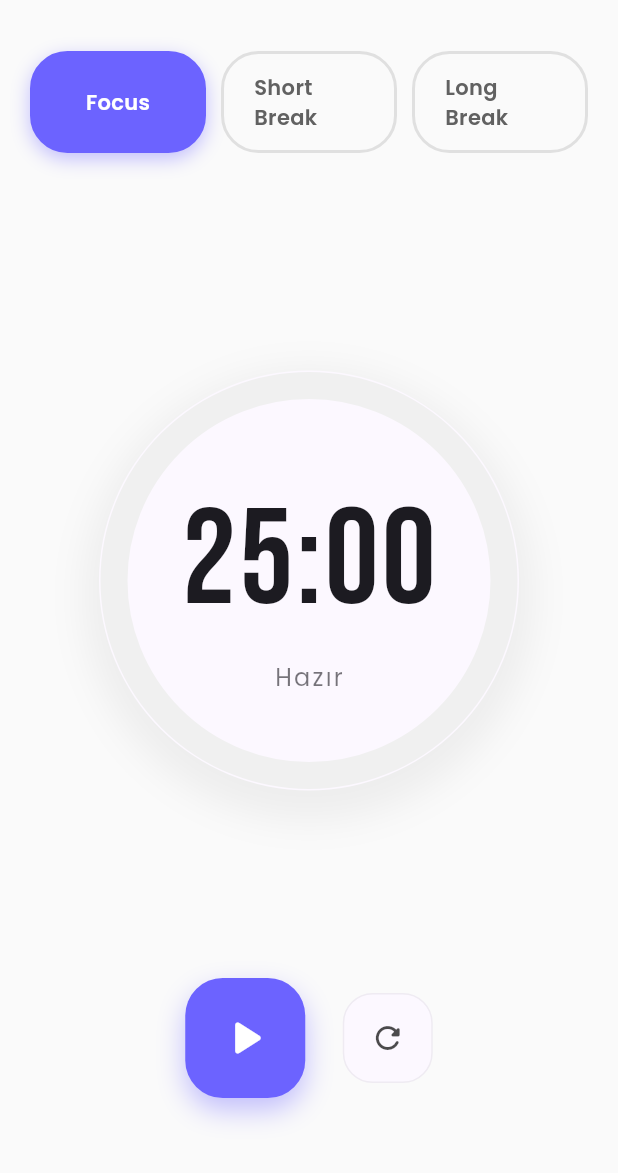
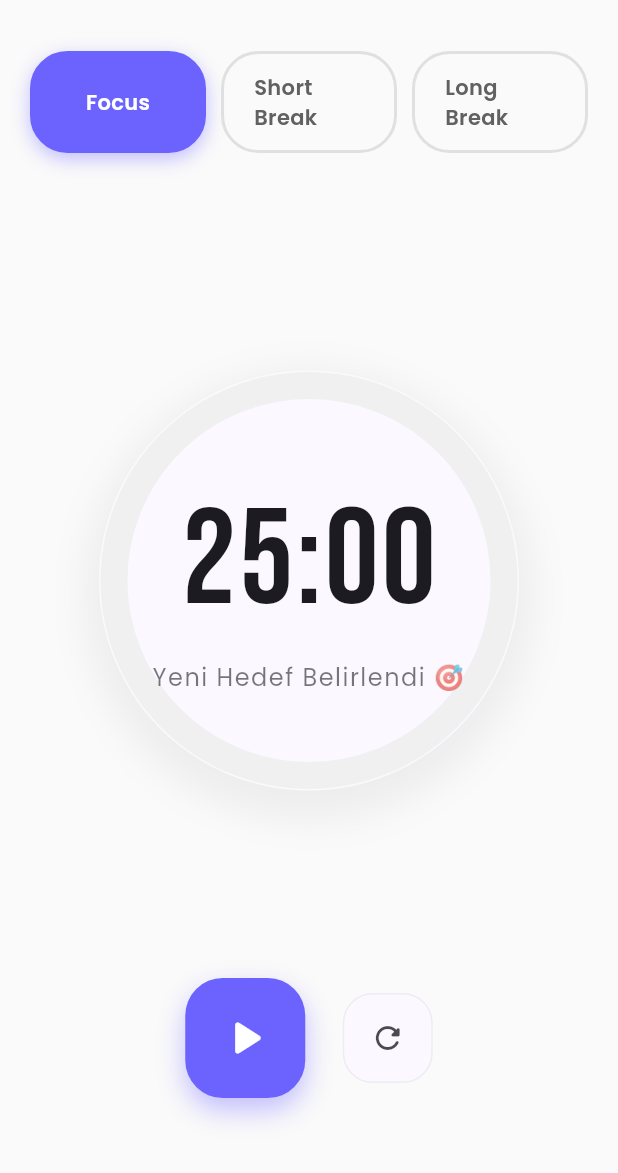
Before and after one commit to HarunMercan1/pomodoro_app, a Flutter app: the screen it shows after launch, after a tap on the "play arrow" icon, after a tap on the "refresh" icon, after a tap on "Focus", on a phone screen of 412 x 824 dp, the part 63-1236 px from its top. Run offline on Flutter 3.47's test engine with Material 3 defaults, Android fonts, the phone set to English and light mode, and no system bars; our stand-ins replace audioplayers, confetti, google_fonts.

Commit message:
feat: add dynamic motivational quotes functionality

```diff
--- a/lib/providers/timer_provider.dart
+++ b/lib/providers/timer_provider.dart
@@ -1,55 +1,81 @@
 import 'dart:async';
+import 'dart:math'; // <--- Random için gerekli
 import 'package:flutter/material.dart';
 import 'package:audioplayers/audioplayers.dart';
 
 class TimerProvider with ChangeNotifier {
-  // Varsayılan süreler (Dakika cinsinden)
   static const int defaultWorkTime = 25;
   static const int defaultShortBreak = 5;
   static const int defaultLongBreak = 15;
-  final AudioPlayer _audioPlayer = AudioPlayer(); // Ses oynatıcımız
 
-  // Anlık sayaç süresi (Saniye cinsinden tutacağız, yönetmesi kolay olsun)
   int _remainingSeconds = defaultWorkTime * 60;
+  int _selectedTimeInMinutes = defaultWorkTime;
 
-  // Kullanıcının seçtiği hedef süre (İleride ayarlar sayfasından değiştireceğiz)
-  int _selectedTimeInMinutes = defaultWorkTime;
+  // YENİ: Başlangıç mesajımız
+  String _currentMotivation = "Hadi Başlayalım! 🚀";
 
   Timer? _timer;
   bool _isRunning = false;
+  final AudioPlayer _audioPlayer = AudioPlayer();
 
-  // Dışarıdan verilere erişmek için "Getter"lar
   int get remainingSeconds => _remainingSeconds;
   bool get isRunning => _isRunning;
+  String get currentMotivation => _currentMotivation; // <--- Dışarıya açtık
 
-  // Süreyi ekranda "25:00" gibi göstermek için yardımcı fonksiyon
+  // Hangi sürenin seçili olduğunu dışarıya söyleyen değişken
+  int get currentDuration => _selectedTimeInMinutes;
+
+  // İlerleme çubuğu
+  double get progress {
+    if (_selectedTimeInMinutes == 0) return 0;
+    int totalSeconds = _selectedTimeInMinutes * 60;
+    return 1 - (_remainingSeconds / totalSeconds);
+  }
+
   String get timeLeftString {
     int minutes = _remainingSeconds ~/ 60;
     int seconds = _remainingSeconds % 60;
-    // 9 saniye kaldıysa "9" değil "09" göstersin diye padLeft kullanıyoruz
     return '${minutes.toString().padLeft(2, '0')}:${seconds.toString().padLeft(2, '0')}';
   }
 
-  // --- FONKSİYONLAR ---
+  // --- SÖZ BANKASI ---
+  final List<String> _quotes = [
+    "Başlamak bitirmenin yarısıdır!",
+    "Bugün harika işler çıkaracaksın.",
+    "Odaklan ve başar.",
+    "Hayallerin için çalış.",
+    "Asla pes etme!",
+    "Gelecekteki sen sana teşekkür edecek.",
+    "Biraz daha gayret!",
+    "Sadece yap!",
+  ];
+
+  void _changeQuote() {
+    // Listeden rastgele bir söz seç
+    _currentMotivation = _quotes[Random().nextInt(_quotes.length)];
+  }
 
   void startTimer(String soundPath) {
     if (_timer != null) return;
 
-    _timer = Timer.periodic(const Duration(milliseconds: 1), (timer) async { // async yaptık çünkü ses çalacağız
+    _changeQuote(); // <--- Başlarken gaz ver!
+    notifyListeners();
+
+    _timer = Timer.periodic(const Duration(milliseconds: 1), (timer) async {
       if (_remainingSeconds > 0) {
         _remainingSeconds--;
         _isRunning = true;
         notifyListeners();
       } else {
-        stopTimer(reset: false); // Durdur ama resetleme (00:00 görünsün)
+        stopTimer(reset: false);
         _isRunning = false;
+        _currentMotivation = "Tebrikler! 🎉"; // <--- Bitince kutla
 
-        // --- SES ÇALMA ANI ---
-        // soundPath bize 'bell.mp3' olarak gelecek.
-        // Ama asset klasörümüz 'assets/sounds/bell.mp3'.
-        // AudioPlayer paketi 'assets/' kısmını kendi halleder, biz 'sounds/...' diyeceğiz.
-        await _audioPlayer.play(AssetSource('sounds/$soundPath'));
-
+        try {
+          await _audioPlayer.play(AssetSource('sounds/$soundPath'));
+        } catch (e) {
+          print("Hata: $e");
+        }
         notifyListeners();
       }
     });
@@ -58,7 +84,7 @@ class TimerProvider with ChangeNotifier {
   void stopTimer({bool reset = true}) {
     _timer?.cancel();
     _timer = null;
-    _audioPlayer.stop(); // <--- SESİ DE KES!
+    _audioPlayer.stop();
     _isRunning = false;
     notifyListeners();
   }
@@ -66,26 +92,15 @@ class TimerProvider with ChangeNotifier {
   void resetTimer() {
     stopTimer();
     _remainingSeconds = _selectedTimeInMinutes * 60;
+    _currentMotivation = "Hazır mısın? 💪"; // <--- Sıfırlanınca sor
     notifyListeners();
   }
 
-  // ... diğer kodların altına, class kapanmadan önce ...
-
-  // İlerleme çubuğu için 0.0 ile 1.0 arası değer üretir
-  double get progress {
-    if (_selectedTimeInMinutes == 0) return 0;
-    int totalSeconds = _selectedTimeInMinutes * 60;
-    // Kalan süreyi toplam süreye bölüyoruz
-    return 1 - (_remainingSeconds / totalSeconds);
+  void setTime(int minutes) {
+    stopTimer();
+    _selectedTimeInMinutes = minutes;
+    _remainingSeconds = minutes * 60;
+    _currentMotivation = "Yeni Hedef Belirlendi 🎯"; // <--- Süre değişince
+    notifyListeners();
   }
-
-  int get currentDuration => _selectedTimeInMinutes;
-
-  // Süreyi dışarıdan değiştirmemizi sağlayan fonksiyon
-  void setTime(int minutes) {
-    stopTimer(); // Önce sayacı durdur ki karışmasın
-    _selectedTimeInMinutes = minutes; // Yeni hedefi belirle
-    _remainingSeconds = minutes * 60; // Saniyeye çevir
-    notifyListeners(); // Arayüze "Hey, süre değişti, kendini güncelle!" de
-  }
-} // Class burada bitiyor
+}
--- a/lib/screens/home_screen.dart
+++ b/lib/screens/home_screen.dart
@@ -157,12 +157,16 @@ class _HomeScreenState extends State<HomeScreen> {
                           letterSpacing: 2,
                         ),
                       ),
-                      Text(
-                        timerProvider.isRunning ? "Odaklan" : "Hazır",
-                        style: GoogleFonts.poppins(
-                          fontSize: 16,
-                          color: Theme.of(context).colorScheme.onSurface.withOpacity(0.6),
-                          letterSpacing: 1.5,
+                      Padding(
+                        padding: const EdgeInsets.symmetric(horizontal: 20), // Çok uzun söz olursa kenarlara yapışmasın
+                        child: Text(
+                          timerProvider.currentMotivation, // <--- ARTIK BURASI DEĞİŞKEN
+                          textAlign: TextAlign.center, // Uzun söz olursa ortalasın
+                          style: GoogleFonts.poppins(
+                            fontSize: 16,
+                            color: Theme.of(context).colorScheme.onSurface.withOpacity(0.6),
+                            letterSpacing: 1.0, // Biraz kıstık ki sığsın
+                          ),
                         ),
                       ),
                     ],
```
